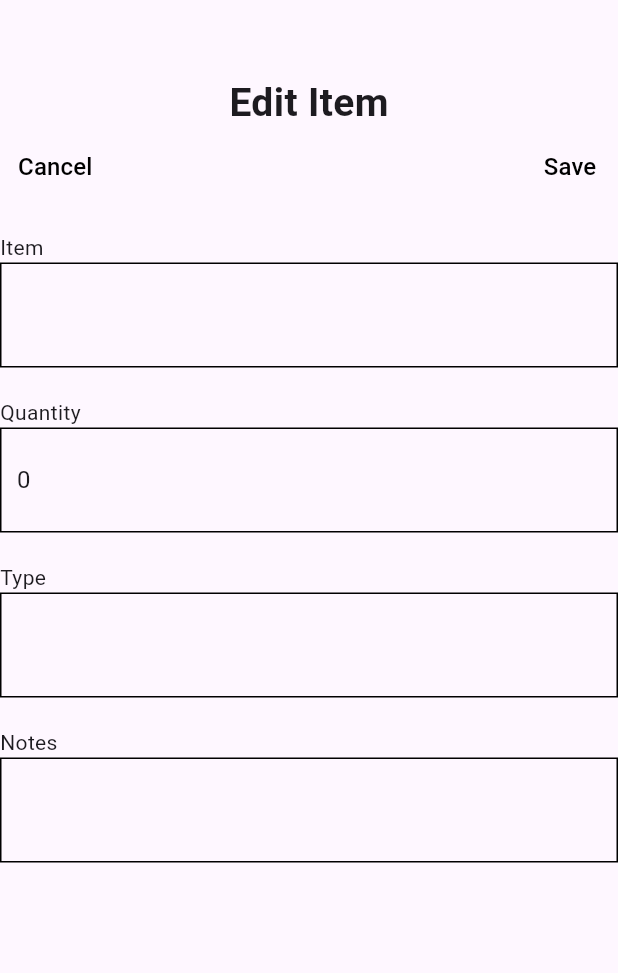
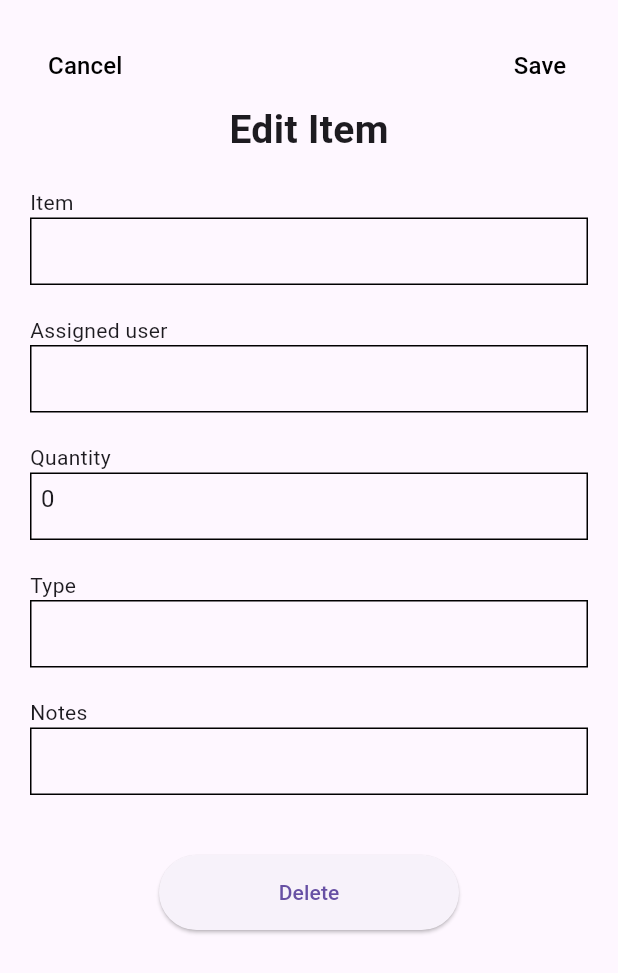
Before and after one commit to Jdd2020/rumii, a Flutter app: the ViewItem screen opened directly with empty values, after a tap on "Edit", on a phone screen of 412 x 824 dp. Shown: the top 973 px of the screen. Run offline on Flutter 3.47's test engine with Material 3 defaults, Android fonts, the phone set to English and light mode, and no system bars; missing offline and left inert: dart:ffi.

Commit message:
padding, shopping list delete button

```diff
--- a/lib/views/Chores/edit_chore_view.dart
+++ b/lib/views/Chores/edit_chore_view.dart
@@ -53,7 +53,7 @@ class _EditChoreState extends State<EditChore> {
         resizeToAvoidBottomInset: false,
         body: SingleChildScrollView(
           child: Container(
-            padding: const EdgeInsets.all(10),
+          padding: const EdgeInsets.symmetric(horizontal: 20.0),
             width: MediaQuery.of(context).size.width,
             //height: MediaQuery.of(context).size.height,
             child: Column(
--- a/lib/views/Chores/view_chore_view.dart
+++ b/lib/views/Chores/view_chore_view.dart
@@ -29,7 +29,7 @@ class _ViewChoreState extends State<ViewChore> {
         resizeToAvoidBottomInset: false,
         body: SingleChildScrollView(
           child: Container(
-            padding: const EdgeInsets.all(10),
+          padding: const EdgeInsets.symmetric(horizontal: 20.0),
             width: MediaQuery.of(context).size.width,
             //height: MediaQuery.of(context).size.height,
             child: Column(
--- a/lib/views/Shopping/edit_item_view.dart
+++ b/lib/views/Shopping/edit_item_view.dart
@@ -1,6 +1,8 @@
 import 'package:flutter/material.dart';
 import 'package:rumii/models/shop_model.dart';
 import 'package:rumii/viewmodels/shop_view_model.dart';
+import 'package:rumii/viewmodels/shopping_list_view_model.dart';
+import 'package:provider/provider.dart';
 
 class EditItem extends StatefulWidget {
   final String user;
@@ -22,6 +24,7 @@ class _EditItemState extends State<EditItem> {
   late TextEditingController quantityController;
   late TextEditingController typeController;
   late TextEditingController notesController;
+  late TextEditingController assignUserController;
 
   @override
   void initState() {
@@ -31,6 +34,7 @@ class _EditItemState extends State<EditItem> {
         TextEditingController(text: widget.shop.quantity.toString());
     notesController = TextEditingController(text: widget.shop.notes);
     typeController = TextEditingController(text: widget.shop.type);
+    assignUserController = TextEditingController(text: widget.user);
   }
 
   @override
@@ -40,28 +44,19 @@ class _EditItemState extends State<EditItem> {
     quantityController.dispose();
     typeController.dispose();
     notesController.dispose();
+    assignUserController.dispose();
     super.dispose();
   }
 
   @override
   Widget build(BuildContext context) {
     return Scaffold(
-      body: Container(
+      body: Padding (
+        padding: const EdgeInsets.symmetric(horizontal: 20.0),
+        child: Container(
         child: Column(
-          children: [
-            const Align(
-              alignment: Alignment.topCenter,
-              child: Padding(
-                padding: EdgeInsets.only(top: 50.0),
-                child: Text(
-                  'Edit Item',
-                  style: TextStyle(
-                    fontSize: 26.0,
-                    fontWeight: FontWeight.bold,
-                  ),
-                ),
-              ),
-            ),
+          children: <Widget>[
+            const SizedBox(height: 20),
             Row(mainAxisAlignment: MainAxisAlignment.spaceBetween, children: [
               TextButton(
                 onPressed: () => Navigator.pop(context),
@@ -85,14 +80,42 @@ class _EditItemState extends State<EditItem> {
                     )),
               ),
             ]),
+            const Align(
+              alignment: Alignment.topCenter,
+              child: Text(
+                  'Edit Item',
+                  style: TextStyle(
+                    fontSize: 26.0,
+                    fontWeight: FontWeight.bold,
+                  ),
+                ),
+            ),
+
             // editable text fields
             const SizedBox(height: 20),
             buildEditableTextField("Item", itemController),
+            buildEditableTextField("Assigned user", assignUserController),
             buildEditableTextField("Quantity", quantityController),
             buildEditableTextField("Type", typeController),
             buildEditableTextField("Notes", notesController),
+            const SizedBox(height: 20),
+            SizedBox(
+                  height: 50,
+                  width: 200,
+                  child: ElevatedButton(
+                      onPressed: () {
+                        Provider.of<ShoppingListViewModel>(context, listen: false)
+                            .deleteItem(
+                                assignUserController.text, widget.lastItem);
+                        Provider.of<ShoppingListViewModel>(context, listen: false)
+                            .writeData("DSBU781");
+                        Navigator.pushNamed(context, "/shopping_list");
+                      },
+                      child: const Text("Delete")),
+                ),
           ],
         ),
+      ),
       ),
     );
   }
@@ -109,16 +132,22 @@ class _EditItemState extends State<EditItem> {
           ),
         ),
         SizedBox(
+          height: 45,
           width: 1250,
           child: Container(
-            padding: const EdgeInsets.all(10),
+            padding: const EdgeInsets.all(6),
             decoration: BoxDecoration(
               border: Border.all(color: Colors.black),
             ),
-            child: TextField(
-              controller: controller,
-              decoration: const InputDecoration(
-                border: InputBorder.none,
+            child: Align (
+              alignment: Alignment.center,
+              child: TextField(
+                controller: controller,
+                textAlignVertical: TextAlignVertical.center,
+                decoration: const InputDecoration(
+                  contentPadding: EdgeInsets.fromLTRB(0, 0, 0, 20),
+                  border: InputBorder.none,
+                ),
               ),
             ),
           ),
--- a/lib/views/Shopping/view_item_view.dart
+++ b/lib/views/Shopping/view_item_view.dart
@@ -22,21 +22,11 @@ class _ViewItemState extends State<ViewItem> {
   @override
   Widget build(BuildContext context) {
     return Scaffold(
-      body: Column(
-        children: [
-          const Align(
-            alignment: Alignment.topCenter,
-            child: Padding(
-              padding: EdgeInsets.only(top: 50.0),
-              child: Text(
-                'View Item',
-                style: TextStyle(
-                  fontSize: 26.0,
-                  fontWeight: FontWeight.bold,
-                ),
-              ),
-            ),
-          ),
+      body: Padding (
+        padding: const EdgeInsets.symmetric(horizontal: 20.0),
+        child: Column(
+        children: <Widget>[
+          const SizedBox(height: 20.0),
           Row(mainAxisAlignment: MainAxisAlignment.spaceBetween, children: [
             TextButton(
               onPressed: () => Navigator.pop(context),
@@ -67,6 +57,18 @@ class _ViewItemState extends State<ViewItem> {
                       color: Colors.black,
                     ))),
           ]),
+          const Align(
+            alignment: Alignment.topCenter,
+            child: Text(
+                'View Item',
+                style: TextStyle(
+                  fontSize: 26.0,
+                  fontWeight: FontWeight.bold,
+                ),
+              ),
+
+          ),
+
          //add other widgets
           const SizedBox(height: 20),
           buildInfoRow('Item', widget.shop.name),
@@ -76,6 +78,7 @@ class _ViewItemState extends State<ViewItem> {
           buildInfoRow('Notes', widget.shop.notes),
           const SizedBox(height: 20),
         ],
+      ),
       ),
     );
   }
```
Also changed, not shown: lib/viewmodels/shopping_list_view_model.dart (+41 -0 lines).
